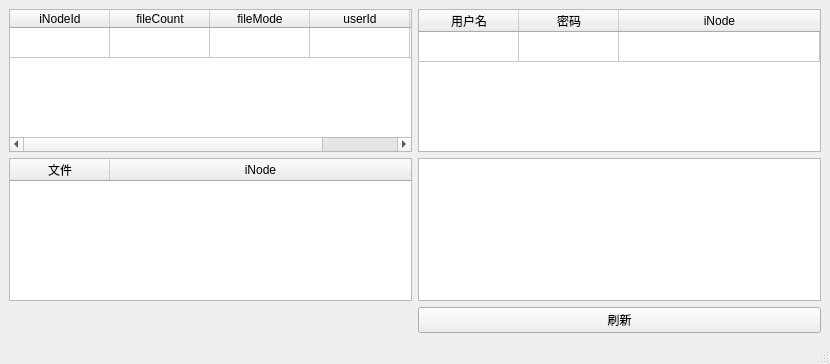
Old version of the form BVFS/ini.ui in the repository SakuraSong001/BVFS.
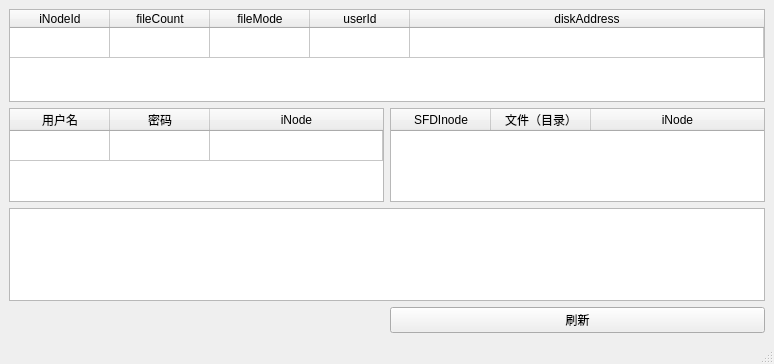
New version of the form.

The edit to the form file:
```diff
--- a/BVFS/ini.ui
+++ b/BVFS/ini.ui
@@ -6,7 +6,7 @@
    <rect>
     <x>0</x>
     <y>0</y>
-    <width>830</width>
+    <width>774</width>
     <height>364</height>
    </rect>
   </property>
@@ -15,7 +15,14 @@
   </property>
   <widget class="QWidget" name="centralwidget">
    <layout class="QGridLayout" name="gridLayout">
-    <item row="0" column="0">
+    <item row="8" column="1">
+     <widget class="QPushButton" name="refresh">
+      <property name="text">
+       <string>刷新</string>
+      </property>
+     </widget>
+    </item>
+    <item row="0" column="0" colspan="2">
      <widget class="QTableWidget" name="tableWidget">
       <property name="alternatingRowColors">
        <bool>false</bool>
@@ -69,7 +76,38 @@
       </column>
      </widget>
     </item>
-    <item row="0" column="1">
+    <item row="4" column="1">
+     <widget class="QTableWidget" name="tableWidget_3">
+      <attribute name="horizontalHeaderCascadingSectionResizes">
+       <bool>false</bool>
+      </attribute>
+      <attribute name="horizontalHeaderMinimumSectionSize">
+       <number>19</number>
+      </attribute>
+      <attribute name="horizontalHeaderStretchLastSection">
+       <bool>true</bool>
+      </attribute>
+      <attribute name="verticalHeaderVisible">
+       <bool>false</bool>
+      </attribute>
+      <column>
+       <property name="text">
+        <string>SFDInode</string>
+       </property>
+      </column>
+      <column>
+       <property name="text">
+        <string>文件（目录）</string>
+       </property>
+      </column>
+      <column>
+       <property name="text">
+        <string>iNode</string>
+       </property>
+      </column>
+     </widget>
+    </item>
+    <item row="4" column="0">
      <widget class="QTableWidget" name="tableWidget_2">
       <property name="rowCount">
        <number>1</number>
@@ -107,42 +145,9 @@
       </column>
      </widget>
     </item>
-    <item row="1" column="0">
-     <widget class="QTableWidget" name="tableWidget_3">
-      <attribute name="horizontalHeaderCascadingSectionResizes">
-       <bool>false</bool>
-      </attribute>
-      <attribute name="horizontalHeaderMinimumSectionSize">
-       <number>19</number>
-      </attribute>
-      <attribute name="horizontalHeaderStretchLastSection">
-       <bool>true</bool>
-      </attribute>
-      <attribute name="verticalHeaderVisible">
-       <bool>false</bool>
-      </attribute>
-      <column>
-       <property name="text">
-        <string>文件</string>
-       </property>
-      </column>
-      <column>
-       <property name="text">
-        <string>iNode</string>
-       </property>
-      </column>
-     </widget>
-    </item>
-    <item row="1" column="1">
+    <item row="5" column="0" colspan="2">
      <widget class="QTableWidget" name="tableWidget_4"/>
     </item>
-    <item row="3" column="1">
-     <widget class="QPushButton" name="refresh">
-      <property name="text">
-       <string>刷新</string>
-      </property>
-     </widget>
-    </item>
    </layout>
   </widget>
   <widget class="QMenuBar" name="menubar">
```
Left out of the diff: 2 changed lines with no effect on the pictures.
